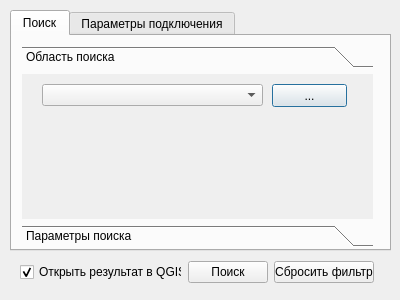
Before: the Qt Designer form geo_get_dialog_base.ui in bazzile/GeoGet, drawn with Qt 5.
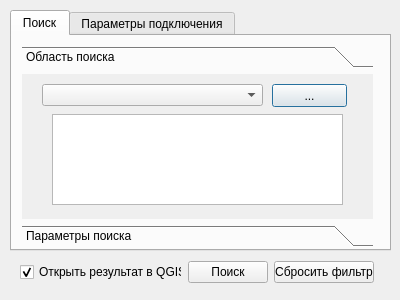
After: the same form once the commit is applied.

Commit message: переименована кнопка поиска

```diff
--- a/geo_get_dialog_base.ui
+++ b/geo_get_dialog_base.ui
@@ -88,6 +88,16 @@
         <string>...</string>
        </property>
       </widget>
+      <widget class="QTextBrowser" name="test_textBrowser">
+       <property name="geometry">
+        <rect>
+         <x>30</x>
+         <y>40</y>
+         <width>291</width>
+         <height>91</height>
+        </rect>
+       </property>
+      </widget>
      </widget>
      <widget class="QWidget" name="DateSlot">
       <property name="geometry">
```
Left out of the diff: 2 changed lines with no effect on the pictures.
